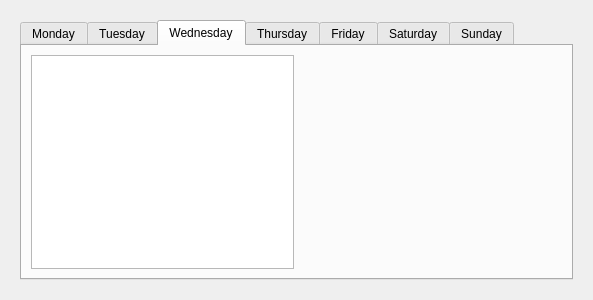
Before: the Qt Designer form masterroutewidget.ui in drewdemarest/Assignment-Check, drawn with Qt 5.
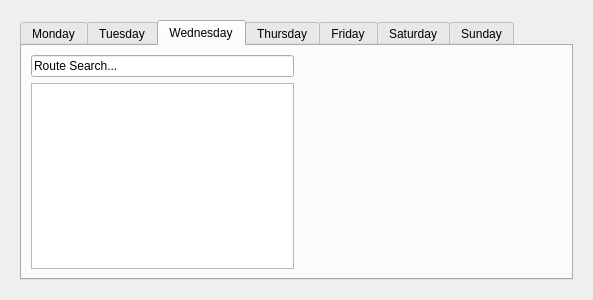
After: the same form once the commit is applied. The open tabs and pages were chosen to show the change.

Commit message:
Route search line edit added
Not connected to anything yet.

The edit to the form file:
```diff
--- a/masterroutewidget.ui
+++ b/masterroutewidget.ui
@@ -94,12 +94,19 @@
            <string>Wednesday</string>
           </attribute>
           <layout class="QGridLayout" name="gridLayout_4">
-           <item row="0" column="0">
-            <widget class="QListView" name="wednesdayMRSView"/>
-           </item>
-           <item row="0" column="1">
+           <item row="1" column="1">
             <widget class="QStackedWidget" name="wednesdayMRSStack"/>
            </item>
+           <item row="1" column="0">
+            <widget class="QListView" name="wednesdayMRSView"/>
+           </item>
+           <item row="0" column="0">
+            <widget class="QLineEdit" name="wednesdayRouteSearch">
+             <property name="text">
+              <string>Route Search...</string>
+             </property>
+            </widget>
+           </item>
           </layout>
          </widget>
          <widget class="QWidget" name="tab_4">
```
Left out of the diff: 74 changed lines with no effect on the pictures.
